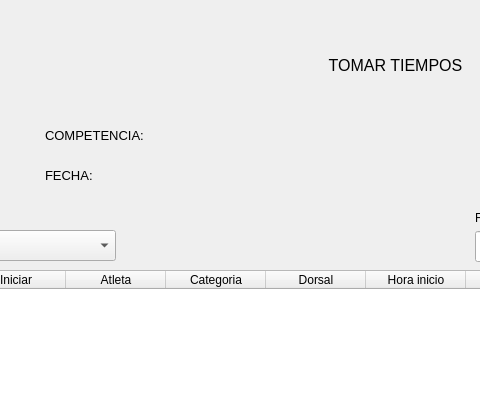
germang2/CrossfitTimer, file qt/takeTimeView.ui: the form before one commit; both pictures show x 205 to 685 and y 0 to 395 of the 1166 by 697 pixel window.
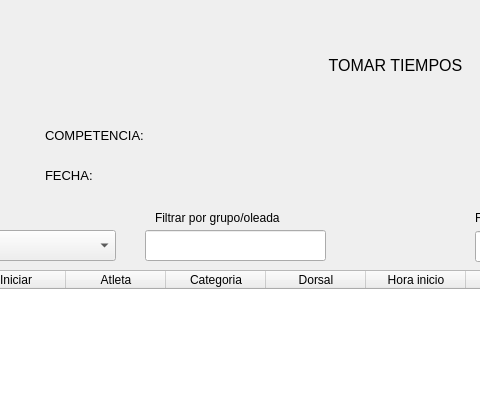
The form after the commit.

Commit message: Add filter by group in takeTime window

Patch:
```diff
--- a/qt/takeTimeView.ui
+++ b/qt/takeTimeView.ui
@@ -322,6 +322,29 @@
     <string/>
    </property>
   </widget>
+  <widget class="QLineEdit" name="ed_filter_group">
+   <property name="geometry">
+    <rect>
+     <x>350</x>
+     <y>230</y>
+     <width>181</width>
+     <height>31</height>
+    </rect>
+   </property>
+  </widget>
+  <widget class="QLabel" name="label_6">
+   <property name="geometry">
+    <rect>
+     <x>360</x>
+     <y>210</y>
+     <width>181</width>
+     <height>16</height>
+    </rect>
+   </property>
+   <property name="text">
+    <string>Filtrar por grupo/oleada</string>
+   </property>
+  </widget>
  </widget>
  <resources/>
  <connections/>
```
The commit also changes 2 other files.
